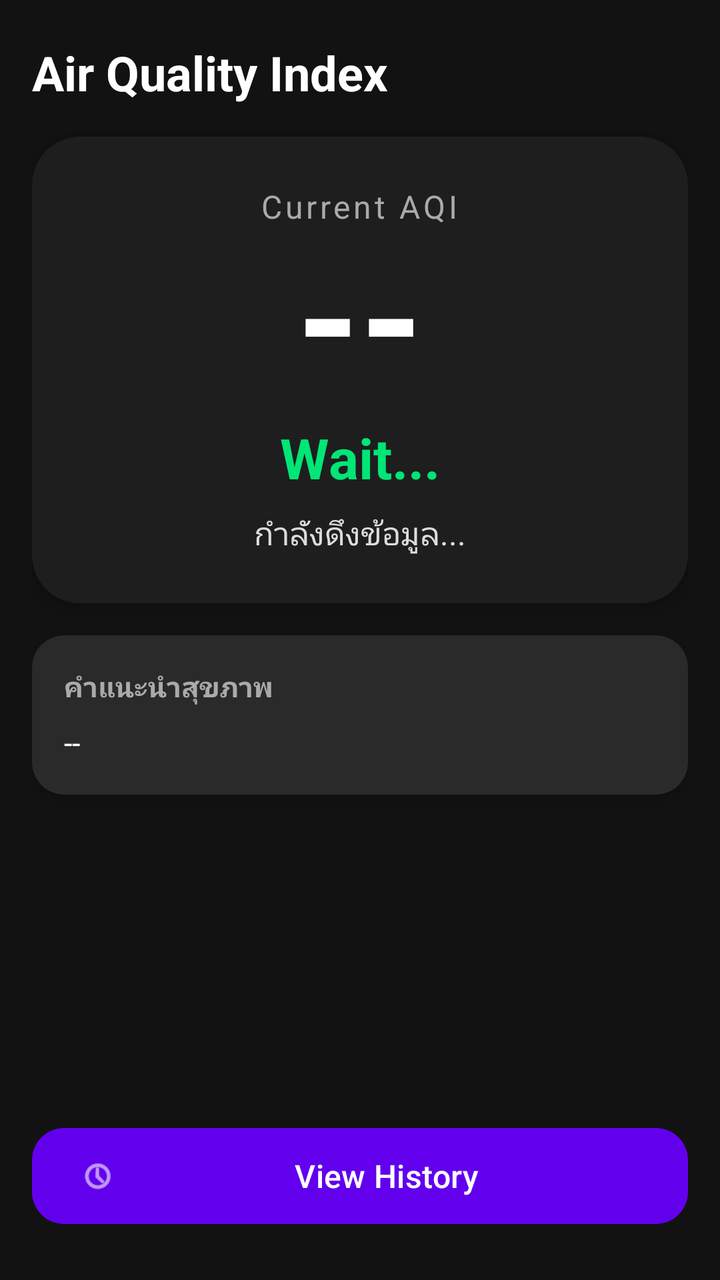
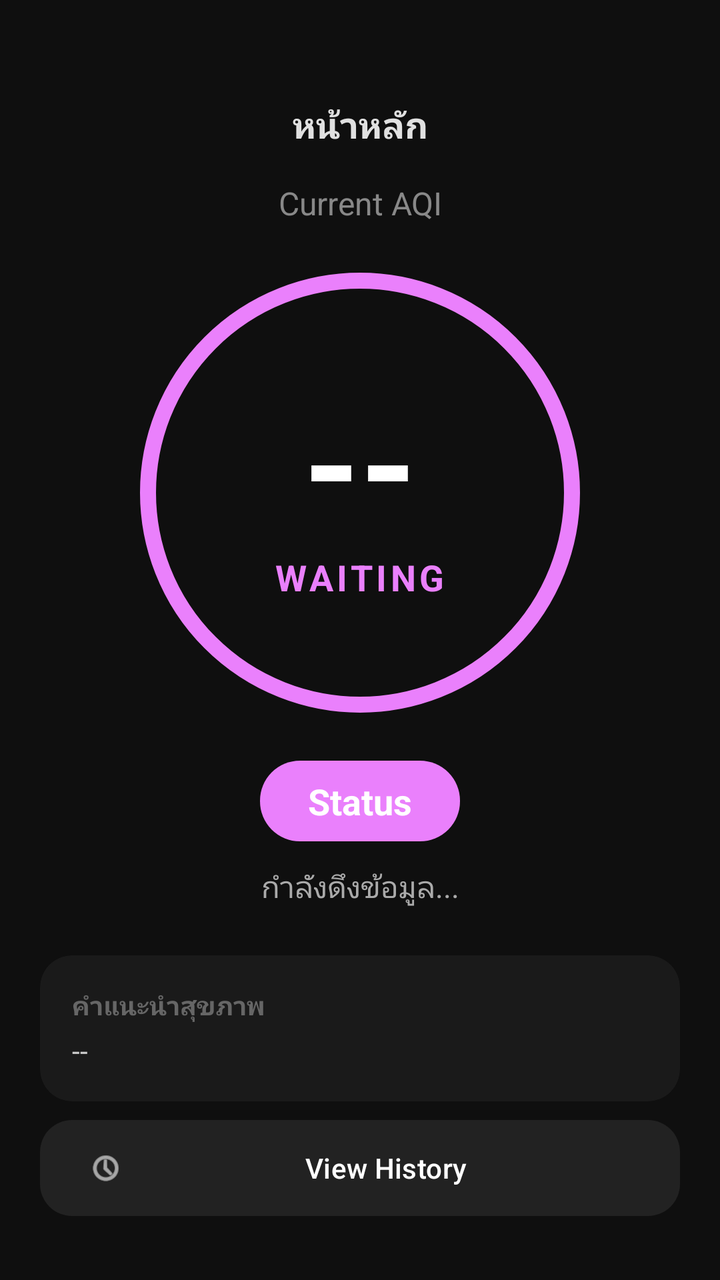

Two renders of the same Android screen: before a commit and after it. Below are the layout's source before the change and the commit's diff.
<!-- AndroidManifest.xml: application theme Theme.Project_AQI -->
<!-- res/layout/activity_main.xml -->
<?xml version="1.0" encoding="utf-8"?>
<LinearLayout
    xmlns:android="http://schemas.android.com/apk/res/android"
    xmlns:app="http://schemas.android.com/apk/res-auto"
    android:layout_width="match_parent"
    android:layout_height="match_parent"
    android:background="#121212"
    android:orientation="vertical"
    android:padding="16dp">

    

    

    <TextView
        android:layout_width="wrap_content"
        android:layout_height="wrap_content"
        android:layout_marginTop="4dp"
        android:layout_marginBottom="16dp"
        android:text="Air Quality Index"
        android:textColor="#FFFFFF"
        android:textSize="24sp"
        android:textStyle="bold" />

    <androidx.cardview.widget.CardView
        android:layout_width="match_parent"
        android:layout_height="wrap_content"
        app:cardBackgroundColor="#1E1E1E"
        app:cardCornerRadius="24dp"
        app:cardElevation="6dp">

        <LinearLayout
            android:layout_width="match_parent"
            android:layout_height="wrap_content"
            android:gravity="center"
            android:orientation="vertical"
            android:padding="24dp">

            <TextView
                android:layout_width="wrap_content"
                android:layout_height="wrap_content"
                android:letterSpacing="0.1"
                android:text="Current AQI"
                android:textColor="#AAAAAA"
                android:textSize="16sp" />

            <TextView
                android:id="@+id/txtAQI"
                android:layout_width="wrap_content"
                android:layout_height="wrap_content"
                android:includeFontPadding="false"
                android:text="--"
                android:textColor="#FFFFFF"
                android:textSize="80sp"
                android:textStyle="bold" />

            <TextView
                android:id="@+id/txtStatus"
                android:layout_width="wrap_content"
                android:layout_height="wrap_content"
                android:layout_marginTop="2dp"
                android:text="Wait..."
                android:textColor="#00E676"
                android:textSize="28sp"
                android:textStyle="bold" />

            <TextView
                android:id="@+id/txtDanger"
                android:layout_width="wrap_content"
                android:layout_height="wrap_content"
                android:layout_marginTop="8dp"
                android:gravity="center"
                android:text="กำลังดึงข้อมูล..."
                android:textColor="#DDDDDD"
                android:textSize="16sp" />

        </LinearLayout>
    </androidx.cardview.widget.CardView>

    <androidx.cardview.widget.CardView
        android:layout_width="match_parent"
        android:layout_height="wrap_content"
        android:layout_marginTop="16dp"
        app:cardBackgroundColor="#2A2A2A"
        app:cardCornerRadius="16dp"
        app:cardElevation="4dp">

        <LinearLayout
            android:layout_width="match_parent"
            android:layout_height="wrap_content"
            android:orientation="vertical"
            android:padding="16dp">

            <TextView
                android:layout_width="wrap_content"
                android:layout_height="wrap_content"
                android:text="คำแนะนำสุขภาพ"
                android:textColor="#AAAAAA"
                android:textSize="14sp"
                android:textStyle="bold"
                android:layout_marginBottom="8dp"/>

            <TextView
                android:id="@+id/txtRecommendation"
                android:layout_width="match_parent"
                android:layout_height="wrap_content"
                android:text="--"
                android:textColor="#FFFFFF"
                android:textSize="15sp"
                android:lineSpacingExtra="4dp" />

        </LinearLayout>
    </androidx.cardview.widget.CardView>

    
    <View
        android:layout_width="match_parent"
        android:layout_height="0dp"
        android:layout_weight="1" />

    
    <LinearLayout
        android:layout_width="match_parent"
        android:layout_height="wrap_content"
        android:orientation="vertical"
        android:layout_marginBottom="8dp">

        <com.google.android.material.button.MaterialButton
            android:id="@+id/btnHistory"
            android:layout_width="match_parent"
            android:layout_height="56dp"
            android:text="View History"
            android:textAllCaps="false"
            android:textColor="#FFFFFF"
            android:textSize="16sp"
            app:backgroundTint="#6200EE"
            app:cornerRadius="16dp"
            app:icon="@android:drawable/ic_menu_recent_history"/>

    </LinearLayout>

</LinearLayout>
<!-- resources referenced by this layout -->
<resources>
  <style name="Theme.Project_AQI" parent="Base.Theme.Project_AQI" />
  <style name="Base.Theme.Project_AQI" parent="Theme.Material3.DayNight.NoActionBar">
          
          
      </style>
</resources>

<!-- the commit's change to res/layout/activity_main.xml (unified diff, before → after) -->
@@ -4,86 +4,134 @@
     xmlns:app="http://schemas.android.com/apk/res-auto"
     android:layout_width="match_parent"
     android:layout_height="match_parent"
-    android:background="#121212"
+    android:background="#0F0F0F"
     android:orientation="vertical"
-    android:padding="16dp">
+    android:paddingLeft="20dp"
+    android:paddingRight="20dp"
+    android:paddingBottom="20dp"
+    android:paddingTop="50dp">
 
     
 
     
+    <TextView
+        android:layout_width="match_parent"
+        android:layout_height="wrap_content"
+        android:layout_marginBottom="16dp"
+        android:gravity="center"
+        android:text="หน้าหลัก"
+        android:textColor="#E0E0E0"
+        android:textSize="18sp"
+        android:textStyle="bold" />
+
+    <LinearLayout
+        android:id="@+id/layoutWarning"
+        android:layout_width="match_parent"
+        android:layout_height="wrap_content"
+        android:background="@drawable/bg_warning"
+        android:orientation="horizontal"
+        android:padding="12dp"
+        android:gravity="center_vertical"
+        android:layout_marginBottom="24dp"
+        android:visibility="gone">
+
+        <ImageView
+            android:layout_width="20dp"
+            android:layout_height="20dp"
+            android:src="@android:drawable/ic_dialog_alert"
+            app:tint="#EA80FC"
+            android:layout_marginEnd="8dp"/>
+
+        <TextView
+            android:id="@+id/txtWarning"
+            android:layout_width="wrap_content"
+            android:layout_height="wrap_content"
+            android:text="AQI Warning • AQI สูง: --"
+            android:textColor="#FFFFFF"
+            android:textSize="14sp"
+            android:textStyle="bold"/>
+    </LinearLayout>
 
     <TextView
-        android:layout_width="wrap_content"
-        android:layout_height="wrap_content"
-        android:layout_marginTop="4dp"
-        android:layout_marginBottom="16dp"
-        android:text="Air Quality Index"
-        android:textColor="#FFFFFF"
-        android:textSize="24sp"
-        android:textStyle="bold" />
-
-    <androidx.cardview.widget.CardView
         android:layout_width="match_parent"
         android:layout_height="wrap_content"
-        app:cardBackgroundColor="#1E1E1E"
-        app:cardCornerRadius="24dp"
-        app:cardElevation="6dp">
+        android:gravity="center"
+        android:text="Current AQI"
+        android:textColor="#888888"
+        android:textSize="16sp"
+        android:layout_marginBottom="24dp"/>
+
+    
+    <FrameLayout
+        android:id="@+id/layoutCircle"
+        android:layout_width="220dp"
+        android:layout_height="220dp"
+        android:layout_gravity="center"
+        android:background="@drawable/circle_border"
+        android:padding="20dp">
 
         <LinearLayout
             android:layout_width="match_parent"
-            android:layout_height="wrap_content"
+            android:layout_height="match_parent"
             android:gravity="center"
-            android:orientation="vertical"
-            android:padding="24dp">
-
-            <TextView
-                android:layout_width="wrap_content"
-                android:layout_height="wrap_content"
-                android:letterSpacing="0.1"
-                android:text="Current AQI"
-                android:textColor="#AAAAAA"
-                android:textSize="16sp" />
+            android:orientation="vertical">
 
             <TextView
                 android:id="@+id/txtAQI"
                 android:layout_width="wrap_content"
                 android:layout_height="wrap_content"
-                android:includeFontPadding="false"
                 android:text="--"
                 android:textColor="#FFFFFF"
-                android:textSize="80sp"
-                android:textStyle="bold" />
+                android:textSize="72sp"
+                android:textStyle="bold"
+                android:includeFontPadding="false"/>
 
             <TextView
-                android:id="@+id/txtStatus"
+                android:id="@+id/txtStatusLarge"
                 android:layout_width="wrap_content"
                 android:layout_height="wrap_content"
-                android:layout_marginTop="2dp"
-                android:text="Wait..."
-                android:textColor="#00E676"
-                android:textSize="28sp"
-                android:textStyle="bold" />
+                android:text="WAITING"
+                android:textColor="#EA80FC"
+                android:textSize="18sp"
+                android:textStyle="bold"
+                android:letterSpacing="0.1"/>
+        </LinearLayout>
+    </FrameLayout>
 
-            <TextView
-                android:id="@+id/txtDanger"
-                android:layout_width="wrap_content"
-                android:layout_height="wrap_content"
-                android:layout_marginTop="8dp"
-                android:gravity="center"
-                android:text="กำลังดึงข้อมูล..."
-                android:textColor="#DDDDDD"
-                android:textSize="16sp" />
+    
+    <TextView
+        android:id="@+id/txtStatusBadge"
+        android:layout_width="wrap_content"
+        android:layout_height="wrap_content"
+        android:layout_gravity="center"
+        android:layout_marginTop="24dp"
+        android:background="@drawable/bg_badge"
+        android:paddingHorizontal="24dp"
+        android:paddingVertical="8dp"
+        android:text="Status"
+        android:textColor="#FFFFFF"
+        android:textSize="18sp"
+        android:textStyle="bold" />
 
-        </LinearLayout>
-    </androidx.cardview.widget.CardView>
+    
+    <TextView
+        android:id="@+id/txtDanger"
+        android:layout_width="match_parent"
+        android:layout_height="wrap_content"
+        android:layout_marginTop="12dp"
+        android:gravity="center"
+        android:text="กำลังดึงข้อมูล..."
+        android:textColor="#AAAAAA"
+        android:textSize="15sp" />
 
+    
     <androidx.cardview.widget.CardView
         android:layout_width="match_parent"
         android:layout_height="wrap_content"
-        android:layout_marginTop="16dp"
-        app:cardBackgroundColor="#2A2A2A"
+        android:layout_marginTop="24dp"
+        app:cardBackgroundColor="#1A1A1A"
         app:cardCornerRadius="16dp"
-        app:cardElevation="4dp">
+        app:cardElevation="0dp">
 
         <LinearLayout
             android:layout_width="match_parent"
@@ -95,48 +143,37 @@
                 android:layout_width="wrap_content"
                 android:layout_height="wrap_content"
                 android:text="คำแนะนำสุขภาพ"
-                android:textColor="#AAAAAA"
-                android:textSize="14sp"
+                android:textColor="#666666"
+                android:textSize="13sp"
                 android:textStyle="bold"
-                android:layout_marginBottom="8dp"/>
+                android:layout_marginBottom="4dp"/>
 
             <TextView
                 android:id="@+id/txtRecommendation"
                 android:layout_width="match_parent"
                 android:layout_height="wrap_content"
                 android:text="--"
-                android:textColor="#FFFFFF"
-                android:textSize="15sp"
-                android:lineSpacingExtra="4dp" />
+                android:textColor="#CCCCCC"
+                android:textSize="14sp" />
 
         </LinearLayout>
     </androidx.cardview.widget.CardView>
 
-    
     <View
         android:layout_width="match_parent"
         android:layout_height="0dp"
         android:layout_weight="1" />
 
-    
-    <LinearLayout
+    <com.google.android.material.button.MaterialButton
+        android:id="@+id/btnHistory"
         android:layout_width="match_parent"
-        android:layout_height="wrap_content"
-        android:orientation="vertical"
-        android:layout_marginBottom="8dp">
-
-        <com.google.android.material.button.MaterialButton
-            android:id="@+id/btnHistory"
-            android:layout_width="match_parent"
-            android:layout_height="56dp"
-            android:text="View History"
-            android:textAllCaps="false"
-            android:textColor="#FFFFFF"
-            android:textSize="16sp"
-            app:backgroundTint="#6200EE"
-            app:cornerRadius="16dp"
-            app:icon="@android:drawable/ic_menu_recent_history"/>
-
-    </LinearLayout>
+        android:layout_height="56dp"
+        android:text="View History"
+        android:textAllCaps="false"
+        android:textColor="#FFFFFF"
+        android:layout_marginBottom="8dp"
+        app:backgroundTint="#222222"
+        app:cornerRadius="16dp"
+        app:icon="@android:drawable/ic_menu_recent_history"/>
 
 </LinearLayout>
<!-- resource entries referenced after the edit -->
@@ -1,5 +1,33 @@
 <!-- resources referenced by this layout -->
 <resources>
+  <!-- drawable bg_badge (drawable) -->
+  <?xml version="1.0" encoding="utf-8"?>
+  <shape xmlns:android="http://schemas.android.com/apk/res/android">
+      <corners android:radius="20dp" />
+      <solid android:color="#EA80FC" />
+      <padding android:left="16dp" android:right="16dp" android:top="4dp" android:bottom="4dp" />
+  </shape>
+  <!-- drawable bg_warning (drawable) -->
+  <?xml version="1.0" encoding="utf-8"?>
+  <shape xmlns:android="http://schemas.android.com/apk/res/android">
+      <corners android:radius="12dp" />
+      <solid android:color="#2A1A2A" />
+      <stroke android:width="1dp" android:color="#4A3A4A" />
+  </shape>
+  <!-- drawable circle_border (drawable) -->
+  <?xml version="1.0" encoding="utf-8"?>
+  <shape xmlns:android="http://schemas.android.com/apk/res/android"
+      android:shape="oval">
+      <stroke
+          android:id="@+id/circle_stroke"
+          android:width="8dp"
+          android:color="#EA80FC" />
+      <padding
+          android:bottom="20dp"
+          android:left="20dp"
+          android:right="20dp"
+          android:top="20dp" />
+  </shape>
   <style name="Theme.Project_AQI" parent="Base.Theme.Project_AQI" />
   <style name="Base.Theme.Project_AQI" parent="Theme.Material3.DayNight.NoActionBar">
           
